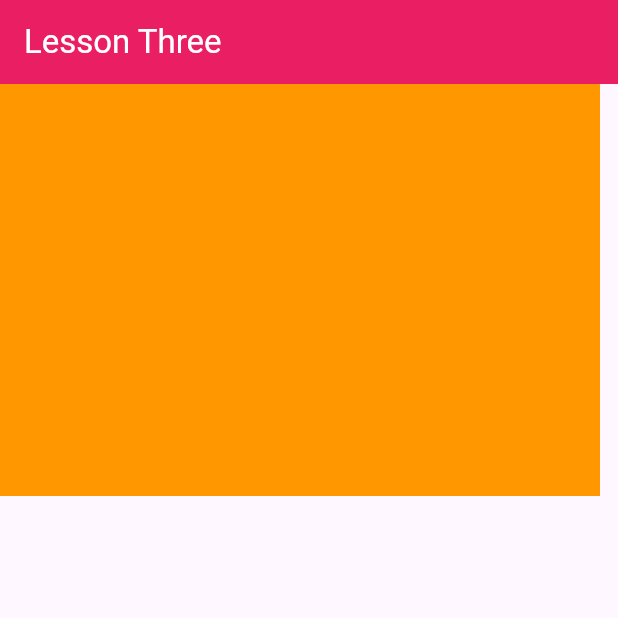
After one commit to ahmed-moha/Jtech-Flutter-2024-Bootcamp, a Flutter app: the screen it shows after launch, on a phone screen of 412 x 824 dp, the top half of it. The commit adds this screen. Run offline on Flutter 3.47's test engine with Material 3 defaults, Android fonts, the phone set to English and light mode, and no system bars; our stand-ins replace device_preview.

Commit message:
Lesson Three

```diff
--- /dev/null
+++ b/lib/lesson 3/lessonThree.dart
@@ -0,0 +1,90 @@
+import 'package:flutter/material.dart';
+
+class LessonThree extends StatefulWidget {
+  const LessonThree({super.key});
+
+  @override
+  State<LessonThree> createState() => _LessonThreeState();
+}
+
+class _LessonThreeState extends State<LessonThree> {
+  @override
+  Widget build(BuildContext context) {
+    final size = MediaQuery.of(context).size;
+    return Scaffold(
+      appBar: AppBar(
+        title: const Text(
+          "Lesson Three",
+          style: TextStyle(color: Colors.white),
+        ),
+        backgroundColor: Colors.pink,
+      ),
+      body: Column(
+        children: [
+          Container(
+            width: 400,
+            height: size.height/3,
+            color: Colors.orange,
+          )
+          // Padding(
+          //   padding: const EdgeInsets.all(30),
+          //   child: Container(
+          //     width: 200,
+          //     height: 200,
+          //     decoration:  const BoxDecoration(
+          //       color: Colors.white,
+          //       // border: Border(top: BorderSide(),bottom: BorderSide()),
+          //       borderRadius: BorderRadius.only(
+          //         topLeft: Radius.circular(20),
+          //         bottomRight: Radius.circular(20)
+          //       ),
+          //       boxShadow: [
+          //         BoxShadow(
+          //           color: Colors.black12,
+          //           blurRadius: 20,
+
+          //         )
+          //       ]
+          //     ),
+          //   ),
+          // )
+
+          // Expanded(
+          //   flex:10 ,
+          //   child: Row(
+          //     children: [
+          //       Expanded(
+          //         child: Column(
+          //           children: [
+          //             Expanded(
+          //               child: Container(
+          //                 color: Colors.orange,
+          //               ),
+          //             ),
+          //              Expanded(
+          //               child: Container(
+          //                 color: Colors.black,
+          //               ),
+          //             ),
+          //           ],
+          //         ),
+          //       ),
+          //       Expanded(
+          //         child: Container(
+          //           color: Colors.brown,
+          //         ),
+          //       ),
+          //     ],
+          //   ),
+          // ),
+          // Expanded(
+          //   flex: 4,
+          //   child: Container(
+          //     color: Colors.blue,
+          //   ),
+          // )
+        ],
+      ),
+    );
+  }
+}
--- a/pubspec.yaml
+++ b/pubspec.yaml
@@ -35,6 +35,7 @@ dependencies:
   # The following adds the Cupertino Icons font to your application.
   # Use with the CupertinoIcons class for iOS style icons.
   cupertino_icons: ^1.0.2
+  device_preview: ^1.1.0
 
 dev_dependencies:
   flutter_test:
```
Also changed, not shown: lib/lesson 2/lessontwo.dart (+7 -6 lines), lib/main.dart (+20 -5 lines), pubspec.lock.
